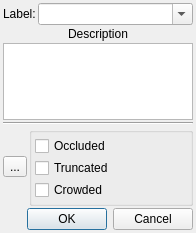
Above: src/editdialog.ui from otre99/TaggerTool before the change. Below: the same form after it.
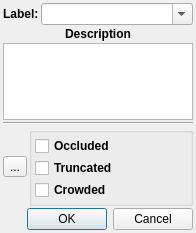
That is the form after the change. Icons and pictures are not drawn.

```diff
--- a/src/editdialog.ui
+++ b/src/editdialog.ui
@@ -47,6 +47,11 @@
    </item>
    <item row="0" column="0">
     <widget class="QLabel" name="label">
+     <property name="font">
+      <font>
+       <bold>true</bold>
+      </font>
+     </property>
      <property name="text">
       <string>Label:</string>
      </property>
@@ -100,6 +105,11 @@
         </property>
         <item row="0" column="0">
          <widget class="QCheckBox" name="checkBoxOccluded">
+          <property name="font">
+           <font>
+            <bold>true</bold>
+           </font>
+          </property>
           <property name="text">
            <string>Occluded</string>
           </property>
@@ -107,6 +117,11 @@
         </item>
         <item row="1" column="0">
          <widget class="QCheckBox" name="checkBoxTruncated">
+          <property name="font">
+           <font>
+            <bold>true</bold>
+           </font>
+          </property>
           <property name="text">
            <string>Truncated</string>
           </property>
@@ -114,6 +129,11 @@
         </item>
         <item row="2" column="0">
          <widget class="QCheckBox" name="checkBoxCrowded">
+          <property name="font">
+           <font>
+            <bold>true</bold>
+           </font>
+          </property>
           <property name="text">
            <string>Crowded</string>
           </property>
@@ -146,6 +166,11 @@
    </item>
    <item row="1" column="0" colspan="2">
     <widget class="QLabel" name="label_2">
+     <property name="font">
+      <font>
+       <bold>true</bold>
+      </font>
+     </property>
      <property name="text">
       <string>Description</string>
      </property>
```
